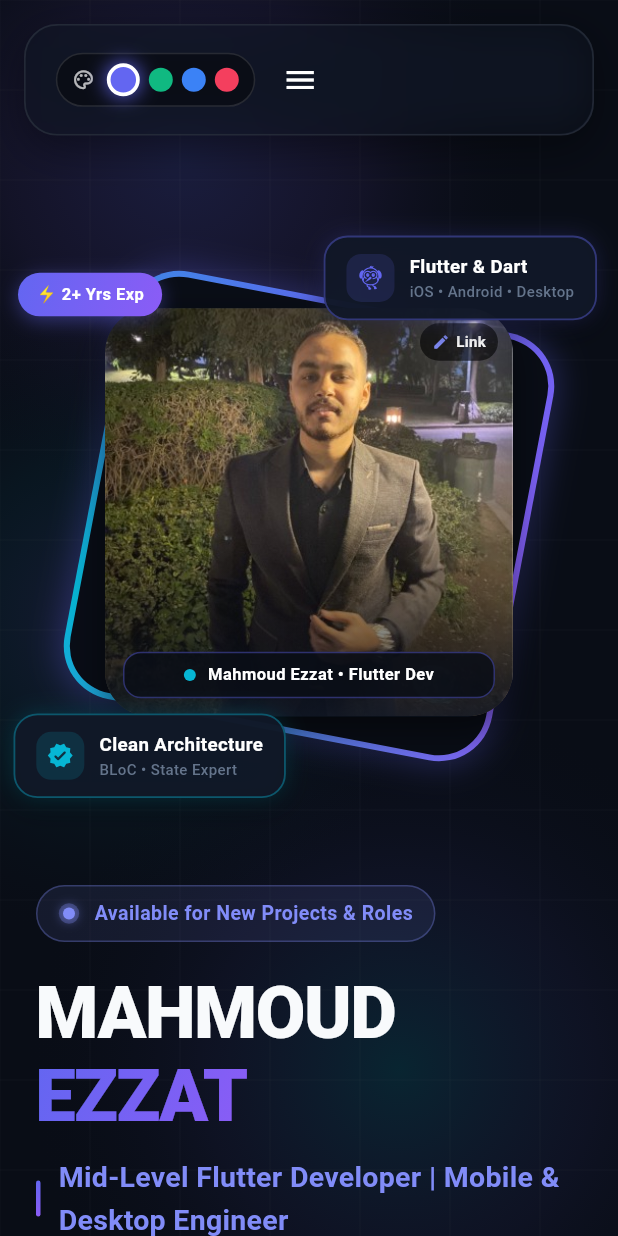
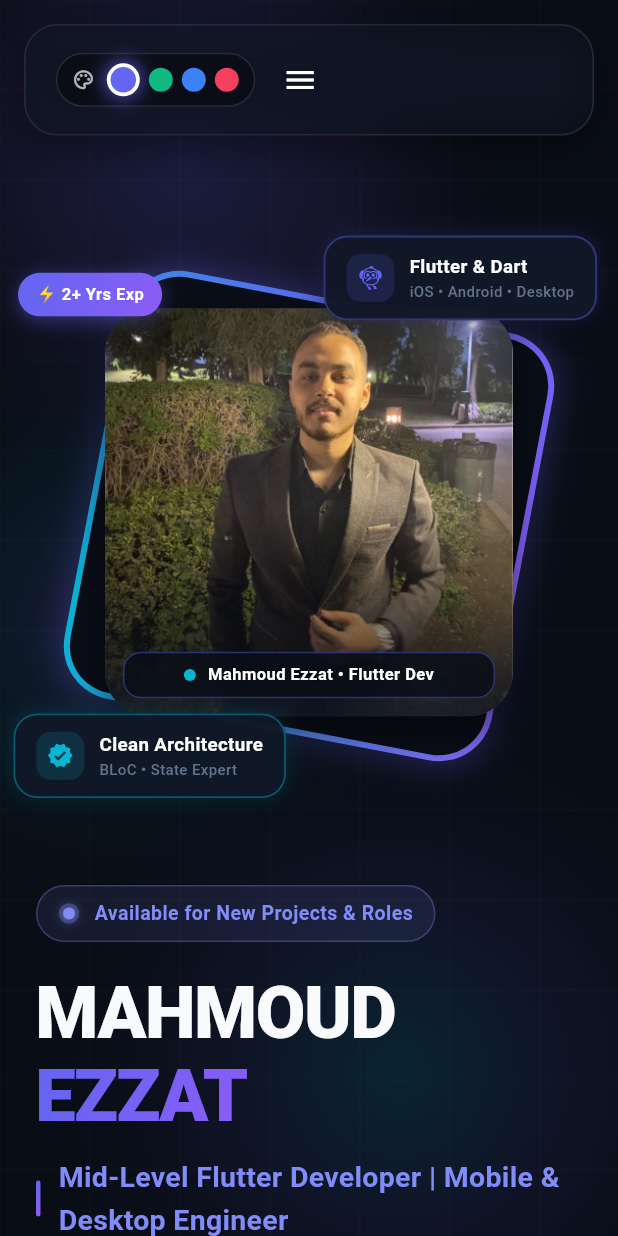
Before and after one commit to MahmoudEzzat6/Portfolio, a Flutter app: the screen it shows after launch, on a phone screen of 412 x 824 dp. Run offline on Flutter 3.47's test engine with Material 3 defaults, Android fonts, the phone set to English and light mode, and no system bars.

Commit message:
edit image

```diff
--- a/lib/widgets/profile_avatar_section.dart
+++ b/lib/widgets/profile_avatar_section.dart
@@ -1,5 +1,7 @@
 import 'dart:math' as math;
+
 import 'package:flutter/material.dart';
+
 import '../theme/app_theme.dart';
 
 class ProfileAvatarSection extends StatefulWidget {
@@ -64,7 +66,11 @@ class _ProfileAvatarSectionState extends State<ProfileAvatarSection>
               const SizedBox(width: 10),
               const Text(
                 'Change Profile Image Link',
-                style: TextStyle(fontSize: 18, fontWeight: FontWeight.bold, color: Colors.white),
+                style: TextStyle(
+                  fontSize: 18,
+                  fontWeight: FontWeight.bold,
+                  color: Colors.white,
+                ),
               ),
             ],
           ),
@@ -82,10 +88,16 @@ class _ProfileAvatarSectionState extends State<ProfileAvatarSection>
                 style: const TextStyle(color: Colors.white, fontSize: 13),
                 decoration: InputDecoration(
                   hintText: 'https://example.com/my-photo.jpg',
-                  hintStyle: const TextStyle(color: Colors.white30, fontSize: 13),
+                  hintStyle: const TextStyle(
+                    color: Colors.white30,
+                    fontSize: 13,
+                  ),
                   filled: true,
                   fillColor: t.surfaceLight,
-                  contentPadding: const EdgeInsets.symmetric(horizontal: 14, vertical: 12),
+                  contentPadding: const EdgeInsets.symmetric(
+                    horizontal: 14,
+                    vertical: 12,
+                  ),
                   border: OutlineInputBorder(
                     borderRadius: BorderRadius.circular(10),
                     borderSide: BorderSide(color: t.border),
@@ -101,18 +113,23 @@ class _ProfileAvatarSectionState extends State<ProfileAvatarSection>
                 spacing: 8,
                 children: [
                   ActionChip(
-                    label: const Text('GitHub Avatar', style: TextStyle(fontSize: 11)),
+                    label: const Text(
+                      'GitHub Avatar',
+                      style: TextStyle(fontSize: 11),
+                    ),
                     backgroundColor: t.surfaceLight,
                     onPressed: () {
                       controller.text = 'https://avatars.githubusercontent.com/u/108343715?v=4';
                     },
                   ),
                   ActionChip(
-                    label: const Text('Developer Portrait', style: TextStyle(fontSize: 11)),
+                    label: const Text(
+                      'Developer Portrait',
+                      style: TextStyle(fontSize: 11),
+                    ),
                     backgroundColor: t.surfaceLight,
                     onPressed: () {
-                      controller.text =
-                          'https://images.unsplash.com/photo-1534528741775-53994a69daeb?auto=format&fit=crop&w=800&q=80';
+                      controller.text = 'https://images.unsplash.com/photo-1534528741775-53994a69daeb?auto=format&fit=crop&w=800&q=80';
                     },
                   ),
                 ],
@@ -122,7 +139,10 @@ class _ProfileAvatarSectionState extends State<ProfileAvatarSection>
           actions: [
             TextButton(
               onPressed: () => Navigator.of(ctx).pop(),
-              child: const Text('Cancel', style: TextStyle(color: Colors.white54)),
+              child: const Text(
+                'Cancel',
+                style: TextStyle(color: Colors.white54),
+              ),
             ),
             ElevatedButton(
               onPressed: () {
@@ -134,9 +154,14 @@ class _ProfileAvatarSectionState extends State<ProfileAvatarSection>
               },
               style: ElevatedButton.styleFrom(
                 backgroundColor: t.primary,
-                shape: RoundedRectangleBorder(borderRadius: BorderRadius.circular(10)),
+                shape: RoundedRectangleBorder(
+                  borderRadius: BorderRadius.circular(10),
+                ),
               ),
-              child: const Text('Update Global Link', style: TextStyle(color: Colors.white)),
+              child: const Text(
+                'Update Global Link',
+                style: TextStyle(color: Colors.white),
+              ),
             ),
           ],
         );
@@ -154,7 +179,8 @@ class _ProfileAvatarSectionState extends State<ProfileAvatarSection>
       child: AnimatedBuilder(
         animation: Listenable.merge([_rotationController, _floatController]),
         builder: (context, child) {
-          final floatOffset = math.sin(_floatController.value * 2 * math.pi) * 8;
+          final floatOffset =
+              math.sin(_floatController.value * 2 * math.pi) * 8;
 
           return SizedBox(
             width: 380,
@@ -192,16 +218,13 @@ class _ProfileAvatarSectionState extends State<ProfileAvatarSection>
                     decoration: BoxDecoration(
                       borderRadius: BorderRadius.circular(36),
                       gradient: SweepGradient(
-                        colors: [
-                          t.primary,
-                          t.secondary,
-                          t.accent,
-                          t.primary,
-                        ],
+                        colors: [t.primary, t.secondary, t.accent, t.primary],
                       ),
                       boxShadow: [
                         BoxShadow(
-                          color: t.primary.withValues(alpha: _isHovered ? 0.6 : 0.3),
+                          color: t.primary.withValues(
+                            alpha: _isHovered ? 0.6 : 0.3,
+                          ),
                           blurRadius: _isHovered ? 32 : 18,
                           spreadRadius: 2,
                         ),
@@ -221,7 +244,11 @@ class _ProfileAvatarSectionState extends State<ProfileAvatarSection>
                   duration: const Duration(milliseconds: 250),
                   width: 272,
                   height: 272,
-                  transform: Matrix4.translationValues(0, -floatOffset * 0.4, 0),
+                  transform: Matrix4.translationValues(
+                    0,
+                    -floatOffset * 0.4,
+                    0,
+                  ),
                   decoration: BoxDecoration(
                     borderRadius: BorderRadius.circular(30),
                     color: t.surfaceLight,
@@ -238,9 +265,7 @@ class _ProfileAvatarSectionState extends State<ProfileAvatarSection>
                     child: Stack(
                       children: [
                         // Smart Image: Supports global online URL and local asset
-                        Positioned.fill(
-                          child: _buildImage(widget.imageUrl, t),
-                        ),
+                        Positioned.fill(child: _buildImage(widget.imageUrl, t)),
 
                         // Subtle bottom gradient vignette
                         Positioned.fill(
@@ -260,39 +285,39 @@ class _ProfileAvatarSectionState extends State<ProfileAvatarSection>
                         ),
 
                         // Top-right Change Link button on hover or click
-                        Positioned(
-                          top: 10,
-                          right: 10,
-                          child: Material(
-                            color: Colors.black.withValues(alpha: 0.6),
-                            borderRadius: BorderRadius.circular(20),
-                            child: InkWell(
-                              borderRadius: BorderRadius.circular(20),
-                              onTap: () => _showEditImageDialog(context),
-                              child: Tooltip(
-                                message: 'Change Global Image Link',
-                                child: Padding(
-                                  padding: const EdgeInsets.symmetric(horizontal: 8, vertical: 5),
-                                  child: Row(
-                                    mainAxisSize: MainAxisSize.min,
-                                    children: [
-                                      Icon(Icons.edit_rounded, size: 12, color: t.primaryLight),
-                                      const SizedBox(width: 4),
-                                      const Text(
-                                        'Link',
-                                        style: TextStyle(
-                                          fontSize: 10,
-                                          fontWeight: FontWeight.bold,
-                                          color: Colors.white,
-                                        ),
-                                      ),
-                                    ],
-                                  ),
-                                ),
-                              ),
-                            ),
-                          ),
-                        ),
+                        // Positioned(
+                        //   top: 10,
+                        //   right: 10,
+                        //   child: Material(
+                        //     color: Colors.black.withValues(alpha: 0.6),
+                        //     borderRadius: BorderRadius.circular(20),
+                        //     child: InkWell(
+                        //       borderRadius: BorderRadius.circular(20),
+                        //       onTap: () => _showEditImageDialog(context),
+                        //       child: Tooltip(
+                        //         message: 'Change Global Image Link',
+                        //         child: Padding(
+                        //           padding: const EdgeInsets.symmetric(horizontal: 8, vertical: 5),
+                        //           child: Row(
+                        //             mainAxisSize: MainAxisSize.min,
+                        //             children: [
+                        //               Icon(Icons.edit_rounded, size: 12, color: t.primaryLight),
+                        //               const SizedBox(width: 4),
+                        //               const Text(
+                        //                 'Link',
+                        //                 style: TextStyle(
+                        //                   fontSize: 10,
+                        //                   fontWeight: FontWeight.bold,
+                        //                   color: Colors.white,
+                        //                 ),
+                        //               ),
+                        //             ],
+                        //           ),
+                        //         ),
+                        //       ),
+                        //     ),
+                        //   ),
+                        // ),
 
                         // Bottom Developer Status Pill
                         Positioned(
@@ -300,11 +325,16 @@ class _ProfileAvatarSectionState extends State<ProfileAvatarSection>
                           left: 12,
                           right: 12,
                           child: Container(
-                            padding: const EdgeInsets.symmetric(horizontal: 10, vertical: 6),
+                            padding: const EdgeInsets.symmetric(
+                              horizontal: 10,
+                              vertical: 6,
+                            ),
                             decoration: BoxDecoration(
                               color: t.background.withValues(alpha: 0.85),
                               borderRadius: BorderRadius.circular(12),
-                              border: Border.all(color: t.primary.withValues(alpha: 0.4)),
+                              border: Border.all(
+                                color: t.primary.withValues(alpha: 0.4),
+                              ),
                             ),
                             child: Row(
                               mainAxisAlignment: MainAxisAlignment.center,
@@ -370,10 +400,7 @@ class _ProfileAvatarSectionState extends State<ProfileAvatarSection>
                 Positioned(
                   top: 50 - floatOffset * 0.7,
                   left: -12,
-                  child: _MiniFloatingBadge(
-                    text: '⚡ 2+ Yrs Exp',
-                    theme: t,
-                  ),
+                  child: _MiniFloatingBadge(text: '⚡ 2+ Yrs Exp', theme: t),
                 ),
               ],
             ),
@@ -440,10 +467,7 @@ class _ProfileAvatarSectionState extends State<ProfileAvatarSection>
     return Container(
       decoration: BoxDecoration(
         gradient: LinearGradient(
-          colors: [
-            t.surfaceLight,
-            t.surface,
-          ],
+          colors: [t.surfaceLight, t.surface],
           begin: Alignment.topLeft,
           end: Alignment.bottomRight,
         ),
@@ -483,10 +507,7 @@ class _ProfileAvatarSectionState extends State<ProfileAvatarSection>
             const SizedBox(height: 4),
             Text(
               'Tap "Link" to set photo URL',
-              style: TextStyle(
-                fontSize: 10,
-                color: t.textMuted,
-              ),
+              style: TextStyle(fontSize: 10, color: t.textMuted),
             ),
           ],
         ),
@@ -517,17 +538,17 @@ class _FloatingBadge extends StatelessWidget {
       decoration: BoxDecoration(
         color: theme.surface.withValues(alpha: 0.95),
         borderRadius: BorderRadius.circular(16),
-        border: Border.all(color: accentColor.withValues(alpha: 0.4), width: 1.2),
+        border: Border.all(
+          color: accentColor.withValues(alpha: 0.4),
+          width: 1.2,
+        ),
         boxShadow: [
           BoxShadow(
             color: Colors.black.withValues(alpha: 0.4),
             blurRadius: 16,
             offset: const Offset(0, 6),
           ),
-          BoxShadow(
-            color: accentColor.withValues(alpha: 0.2),
-            blurRadius: 12,
-          ),
+          BoxShadow(color: accentColor.withValues(alpha: 0.2), blurRadius: 12),
         ],
       ),
       child: Row(
```
